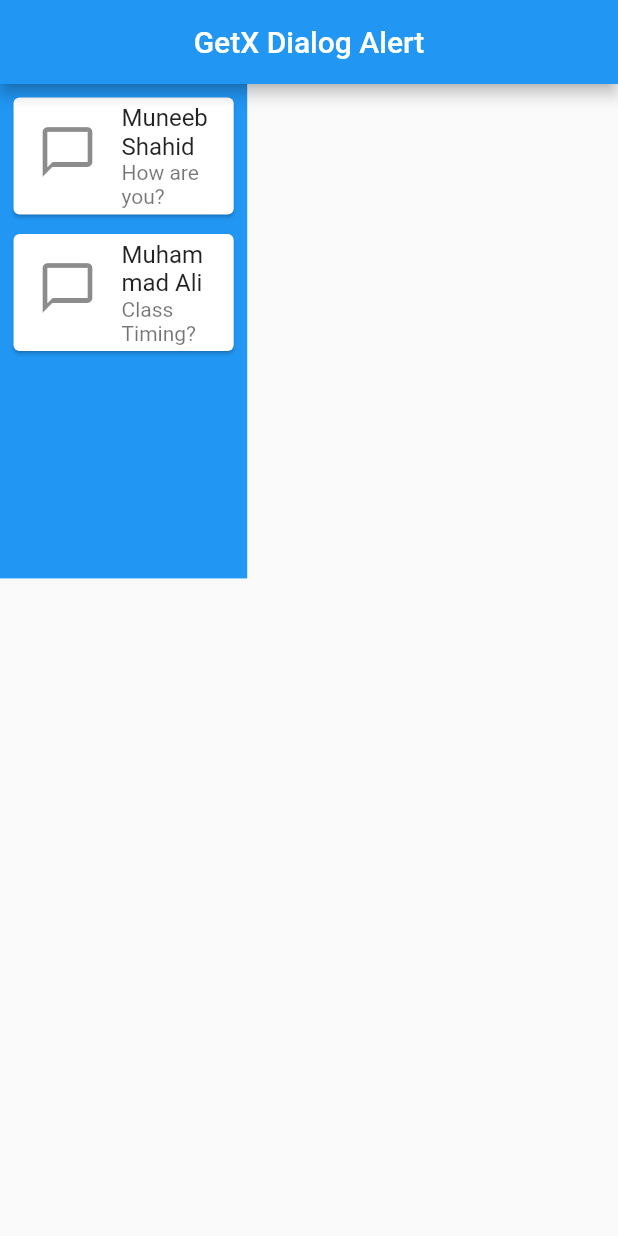
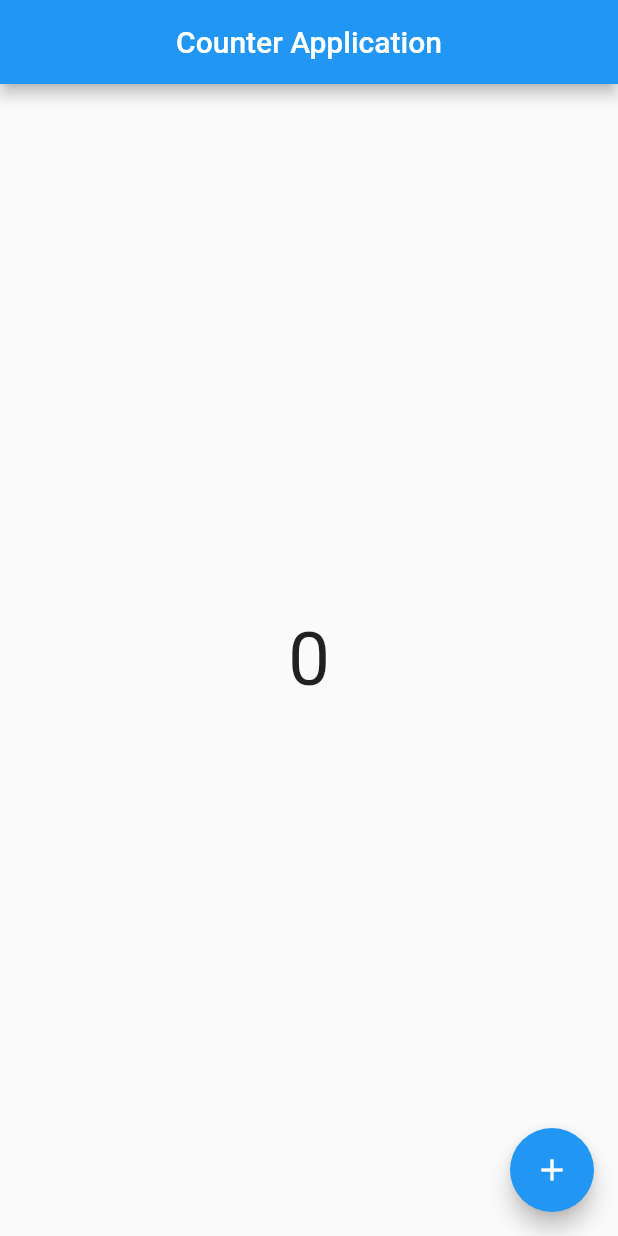
Before and after one commit to muneeb-shahid/GetX-Flutter-State-Management, a Flutter app: the screen it shows after launch, on a phone screen of 412 x 824 dp. Run offline on Flutter 3.47's test engine with Material 2 defaults, Android fonts, the phone set to English and light mode, and no system bars; our stand-ins replace get.

Commit message:
code update

```diff
--- /dev/null
+++ b/lib/controller/CounterApp Controller/Counter App Controller.dart
@@ -0,0 +1,14 @@
+import 'package:get/get.dart';
+
+class CounterAppController extends GetxController {
+  RxInt counter = 0.obs;
+
+  increment() {
+    counter.value++;
+    print(counter);
+  }
+
+  checktype() {
+    print(counter.runtimeType);
+  }
+}
--- a/lib/main.dart
+++ b/lib/main.dart
@@ -1,5 +1,6 @@
 import 'package:flutter/material.dart';
 import 'package:get/get.dart';
+import 'package:getx/view/CounterApp/counterapp.dart';
 import 'package:getx/view/Dark%20theme%20Light%20theme/GetX%20Dark%20theme%20Light%20theme.dart';
 import 'package:getx/view/Dialog%20Alert/getX_Dialog_Alert.dart';
 import 'package:getx/view/Routes,Navigations%20and%20data%20pass/ScreenOne.dart';
@@ -21,7 +22,7 @@ class MyApp extends StatelessWidget {
       theme: ThemeData(
         primarySwatch: Colors.blue,
       ),
-      home: GetX_Dialog_Alert(),
+      home: CounterApp(),
       getPages: [
         GetPage(name: '/', page: () => GetX_SnackBar()),
         GetPage(name: '/GetX_Dialog_Alert', page: () => GetX_Dialog_Alert()),
@@ -34,6 +35,7 @@ class MyApp extends StatelessWidget {
 
         ),
         GetPage(name: "/ScreenTwo", page: () => ScreenTwo(),),
+        GetPage(name: "/CounterApp", page: () => CounterApp(),)
       ],
     );
   }
--- /dev/null
+++ b/lib/view/CounterApp/counterapp.dart
@@ -0,0 +1,41 @@
+import 'package:flutter/material.dart';
+import 'package:flutter/src/widgets/framework.dart';
+import 'package:flutter/src/widgets/placeholder.dart';
+import 'package:get/get.dart';
+import 'package:getx/controller/CounterApp%20Controller/Counter%20App%20Controller.dart';
+
+class CounterApp extends StatefulWidget {
+  const CounterApp({super.key});
+
+  @override
+  State<CounterApp> createState() => _CounterAppState();
+}
+
+class _CounterAppState extends State<CounterApp> {
+  final CounterAppController controller = Get.put(CounterAppController());
+  @override
+  Widget build(BuildContext context) {
+    return Scaffold(
+      appBar: AppBar(
+        title: Text("Counter Application"),
+        centerTitle: true,
+      ),
+      body: Center(
+        child: Obx(() {
+          print("rebuild");
+          return Text(
+            controller.counter.toString(),
+            style: TextStyle(fontSize: 50),
+          );
+        }),
+      ),
+      floatingActionButton: FloatingActionButton(
+        onPressed: () {
+          controller.increment();
+          controller.checktype();
+        },
+        child: Icon(Icons.add),
+      ),
+    );
+  }
+}
```
